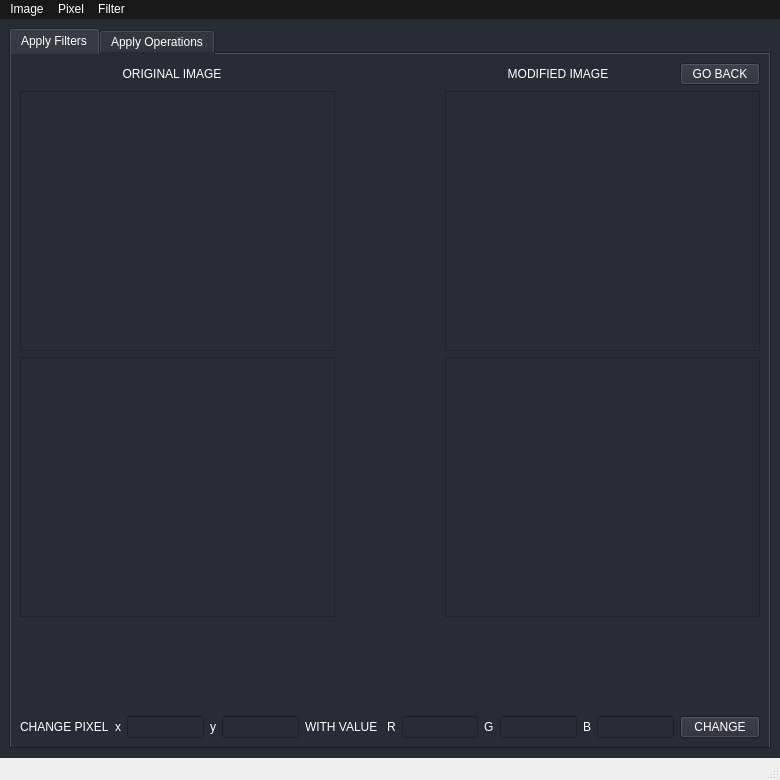
The window that main_gui.ui (MatiMonaco/ATI_TPS) describes before a commit, drawn with Qt 5.
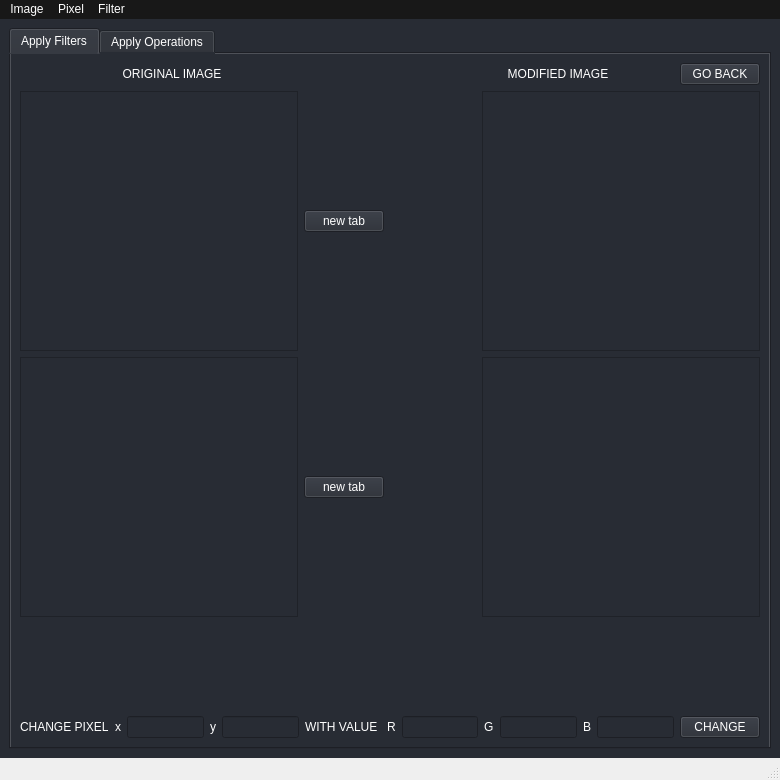
The same window after the commit.

Commit message: view in new tab btn

Diff of the .ui file:
```diff
--- a/main_gui.ui
+++ b/main_gui.ui
@@ -148,7 +148,7 @@
          </layout>
         </item>
         <item>
-         <layout class="QHBoxLayout" name="orig_img_HLayout" stretch="3,1,3">
+         <layout class="QHBoxLayout" name="orig_img_HLayout" stretch="3,0,1,3">
           <property name="spacing">
            <number>6</number>
           </property>
@@ -181,8 +181,8 @@
             <widget class="QWidget" name="scroll_area_contents_orig_img">
              <property name="geometry">
               <rect>
-               <x>145</x>
-               <y>62</y>
+               <x>128</x>
+               <y>63</y>
                <width>18</width>
                <height>18</height>
               </rect>
@@ -197,6 +197,19 @@
             </widget>
            </widget>
           </item>
+          <item>
+           <widget class="QPushButton" name="orig_img_open_tab_btn">
+            <property name="text">
+             <string>new tab</string>
+            </property>
+            <property name="iconSize">
+             <size>
+              <width>4</width>
+              <height>4</height>
+             </size>
+            </property>
+           </widget>
+          </item>
           <item>
            <spacer name="horizontalSpacer_4">
             <property name="orientation">
@@ -232,8 +245,8 @@
               <rect>
                <x>0</x>
                <y>0</y>
-               <width>309</width>
-               <height>143</height>
+               <width>274</width>
+               <height>144</height>
               </rect>
              </property>
              <property name="sizePolicy">
@@ -249,7 +262,7 @@
          </layout>
         </item>
         <item>
-         <layout class="QHBoxLayout" name="filt_img_HLayout" stretch="3,1,3">
+         <layout class="QHBoxLayout" name="filt_img_HLayout" stretch="3,0,1,3">
           <item>
            <widget class="QScrollArea" name="scroll_area_filt_img">
             <property name="sizePolicy">
@@ -267,8 +280,8 @@
             <widget class="QWidget" name="scroll_area_contents_filt_img">
              <property name="geometry">
               <rect>
-               <x>145</x>
-               <y>62</y>
+               <x>128</x>
+               <y>63</y>
                <width>18</width>
                <height>18</height>
               </rect>
@@ -283,6 +296,19 @@
             </widget>
            </widget>
           </item>
+          <item>
+           <widget class="QPushButton" name="filt_img_open_tab_btn">
+            <property name="text">
+             <string>new tab</string>
+            </property>
+            <property name="iconSize">
+             <size>
+              <width>4</width>
+              <height>4</height>
+             </size>
+            </property>
+           </widget>
+          </item>
           <item>
            <spacer name="horizontalSpacer_8">
             <property name="orientation">
@@ -315,8 +341,8 @@
               <rect>
                <x>0</x>
                <y>0</y>
-               <width>309</width>
-               <height>143</height>
+               <width>274</width>
+               <height>145</height>
               </rect>
              </property>
              <property name="sizePolicy">
```
Left out of the diff: 14 changed lines with no effect on the pictures. The commit also changes 1 other file.
